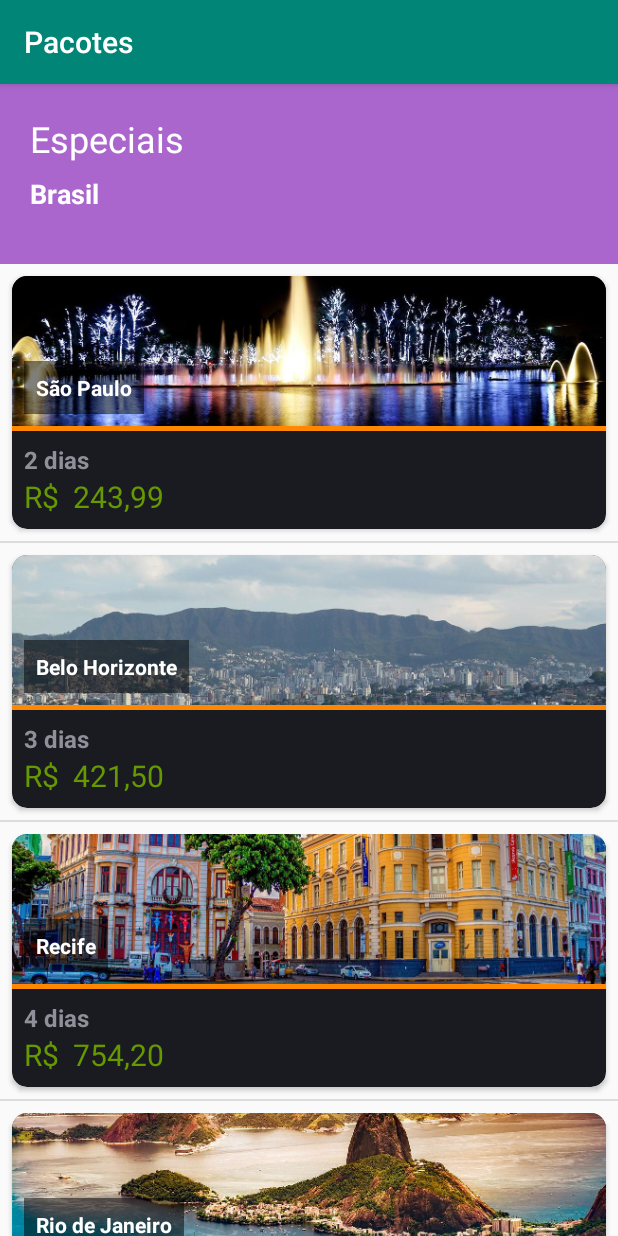
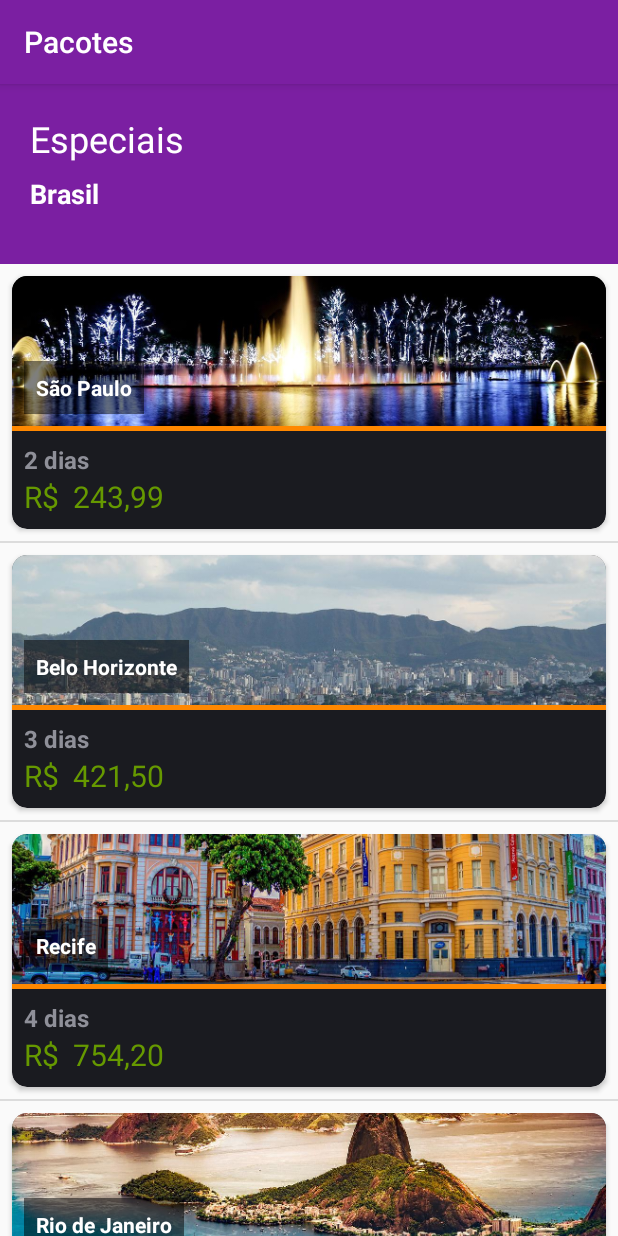
Before and after one commit to Willsome/Viagens, an Android app: the screen it shows after launch (ListaPacotesActivity), on a phone screen of 412 x 824 dp. Run offline under Robolectric (Android 15) with nearby library versions, the phone set to English and light mode, and no system bars.

Commit message:
Aula 7/7

```diff
--- a/app/src/main/java/br/com/alura/viagens/ui/activity/ListaPacotesActivity.kt
+++ b/app/src/main/java/br/com/alura/viagens/ui/activity/ListaPacotesActivity.kt
@@ -22,6 +22,6 @@ class ListaPacotesActivity : AppCompatActivity() {
     private fun configurarLista() {
         val dao = PacoteDAO()
         val pacotes = dao.lista()
-        lv_lista_pacotes.adapter = ListaPacotesAdapter(pacotes, applicationContext)
+        lvListaPacotes.adapter = ListaPacotesAdapter(pacotes, applicationContext)
     }
 }
--- a/app/src/main/java/br/com/alura/viagens/ui/adapter/ListaPacotesAdapter.kt
+++ b/app/src/main/java/br/com/alura/viagens/ui/adapter/ListaPacotesAdapter.kt
@@ -11,8 +11,6 @@ import br.com.alura.viagens.util.DiaUtil
 import br.com.alura.viagens.util.MoedaUtil
 import br.com.alura.viagens.util.ResourceUtil
 import kotlinx.android.synthetic.main.item_pacotes.view.*
-import java.text.DecimalFormat
-import java.util.*
 
 class ListaPacotesAdapter(
     val listaPacotes: List<Pacote>,
@@ -43,7 +41,7 @@ class ListaPacotesAdapter(
     }
 
     private fun setaDias(pacote: Pacote, view: View) {
-        view.tvDia.text = DiaUtil.formataParaTexto(pacote.dias)
+        view.tvDias.text = DiaUtil.formataParaTexto(pacote.dias)
     }
 
     private fun setaImagem(pacote: Pacote, view: View) {
--- a/app/src/main/res/layout/activity_lista_pacotes.xml
+++ b/app/src/main/res/layout/activity_lista_pacotes.xml
@@ -4,45 +4,55 @@
         xmlns:tools="http://schemas.android.com/tools"
         xmlns:app="http://schemas.android.com/apk/res-auto"
         android:layout_width="match_parent"
-        android:layout_height="match_parent"
-        tools:context=".ui.activity.ListaPacotesActivity">
+        android:layout_height="match_parent">
 
     <ImageView
+            android:id="@+id/ivBanner"
             android:layout_width="0dp"
-            android:layout_height="120dp" app:srcCompat="@android:color/holo_purple"
-            android:id="@+id/imageView"
+            android:layout_height="120dp"
+            app:srcCompat="@color/colorPrimary"
             app:layout_constraintStart_toStartOf="parent"
             app:layout_constraintEnd_toEndOf="parent"
             app:layout_constraintTop_toTopOf="parent"
-            app:layout_constraintBottom_toBottomOf="parent" app:layout_constraintVertical_bias="0.0"/>
+            app:layout_constraintBottom_toBottomOf="parent"
+            app:layout_constraintVertical_bias="0.0"
+            android:contentDescription="@string/conteudo_do_banner_inicial"/>
+
     <TextView
-            android:text="Especiais"
+            android:text="@string/especiais"
             android:layout_width="wrap_content"
             android:layout_height="wrap_content"
             android:layout_margin="20dp"
-            android:id="@+id/textView"
-            app:layout_constraintStart_toStartOf="parent"
-            app:layout_constraintTop_toTopOf="parent"
-            app:layout_constraintEnd_toEndOf="parent"
-            app:layout_constraintBottom_toBottomOf="parent"
+            android:textSize="24sp"
+            android:id="@+id/tvEspeciais"
+            android:textColor="@android:color/white"
+            app:layout_constraintStart_toStartOf="@id/ivBanner"
+            app:layout_constraintTop_toTopOf="@id/ivBanner"
+            app:layout_constraintEnd_toEndOf="@id/ivBanner"
+            app:layout_constraintBottom_toBottomOf="@id/ivBanner"
             app:layout_constraintHorizontal_bias="0.0"
-            app:layout_constraintVertical_bias="0.0" android:textSize="24sp" android:textColor="@android:color/white"/>
+            app:layout_constraintVertical_bias="0.0"/>
+
     <TextView
-            android:text="Brasil"
+            android:text="@string/pais"
             android:layout_width="wrap_content"
             android:layout_height="wrap_content"
-            android:id="@+id/textView2" app:layout_constraintStart_toStartOf="@+id/textView"
-            app:layout_constraintTop_toBottomOf="@+id/textView" android:layout_marginTop="8dp" android:textSize="18sp"
-            android:textStyle="bold" android:textColor="@android:color/white"/>
+            android:id="@+id/tvPais"
+            android:layout_marginTop="8dp"
+            android:textSize="18sp"
+            android:textStyle="bold"
+            android:textColor="@android:color/white"
+            app:layout_constraintStart_toStartOf="@+id/tvEspeciais"
+            app:layout_constraintTop_toBottomOf="@+id/tvEspeciais"/>
 
     <ListView
-            android:id="@+id/lv_lista_pacotes"
+            android:id="@+id/lvListaPacotes"
             android:layout_width="0dp"
             android:layout_height="0dp"
             tools:listitem="@layout/item_pacotes"
             app:layout_constraintStart_toStartOf="parent"
             app:layout_constraintEnd_toEndOf="parent"
-            app:layout_constraintTop_toBottomOf="@id/imageView"
-            app:layout_constraintBottom_toBottomOf="parent"
-    />
+            app:layout_constraintTop_toBottomOf="@id/ivBanner"
+            app:layout_constraintBottom_toBottomOf="parent"/>
+
 </android.support.constraint.ConstraintLayout>
--- a/app/src/main/res/layout/item_pacotes.xml
+++ b/app/src/main/res/layout/item_pacotes.xml
@@ -2,81 +2,95 @@
 <android.support.constraint.ConstraintLayout
         xmlns:android="http://schemas.android.com/apk/res/android"
         xmlns:app="http://schemas.android.com/apk/res-auto"
-        android:layout_width="match_parent" android:layout_height="match_parent"
-        xmlns:tools="http://schemas.android.com/tools">
+        xmlns:tools="http://schemas.android.com/tools"
+        android:layout_width="match_parent"
+        android:layout_height="match_parent">
 
     <android.support.v7.widget.CardView
             android:layout_width="0dp"
-            android:layout_height="wrap_content" android:id="@+id/cvItemPacotes"
+            android:layout_height="wrap_content"
+            android:id="@+id/cvItemPacotes"
+            android:layout_margin="8dp"
             app:layout_constraintStart_toStartOf="parent"
             app:layout_constraintEnd_toEndOf="parent"
             app:layout_constraintHorizontal_bias="0.0"
             app:layout_constraintVertical_bias="0.0"
-            app:layout_constraintTop_toTopOf="parent" app:layout_constraintBottom_toBottomOf="parent"
-            android:layout_margin="8dp" app:cardCornerRadius="10dp">
+            app:layout_constraintTop_toTopOf="parent"
+            app:layout_constraintBottom_toBottomOf="parent"
+            app:cardCornerRadius="10dp">
 
         <android.support.constraint.ConstraintLayout
                 android:layout_width="match_parent"
                 android:layout_height="match_parent">
 
             <ImageView
+                    android:id="@+id/ivItemPacotes"
+                    android:scaleType="centerCrop"
+                    tools:src="@sample/pacotes.json/pacotes/imagem"
+                    android:layout_width="0dp"
+                    android:layout_height="100dp"
                     app:layout_constraintVertical_bias="0.0"
                     app:layout_constraintBottom_toBottomOf="parent"
                     app:layout_constraintTop_toTopOf="parent"
                     app:layout_constraintEnd_toEndOf="parent"
                     app:layout_constraintStart_toStartOf="parent"
-                    android:id="@+id/ivItemPacotes"
-                    android:scaleType="centerCrop"
-                    tools:src="@sample/pacotes.json/pacotes/imagem"
-                    android:layout_width="0dp"
-                    android:layout_height="100dp"/>
-            <TextView
-                    android:layout_margin="8dp"
-                    app:layout_constraintHorizontal_bias="0.0"
-                    app:layout_constraintTop_toBottomOf="@id/vDivider"
-                    tools:text="@sample/pacotes.json/pacotes/dias"
-                    android:textStyle="bold"
-                    android:textSize="16sp"
-                    app:layout_constraintEnd_toEndOf="@id/ivItemPacotes"
-                    app:layout_constraintStart_toStartOf="@id/ivItemPacotes"
-                    android:id="@+id/tvDia"
-                    android:layout_width="wrap_content" android:layout_height="wrap_content"/>
+                    android:contentDescription="@string/imagem_do_local"/>
+
             <TextView
                     android:background="@android:drawable/screen_background_dark_transparent"
                     android:padding="8dp"
                     android:layout_margin="8dp"
                     android:textSize="14sp"
+                    android:textStyle="bold"
+                    android:layout_height="wrap_content"
+                    android:textColor="@android:color/white"
+                    android:layout_width="wrap_content"
+                    android:id="@+id/tvLocal"
+                    tools:text="@sample/pacotes.json/pacotes/local"
                     app:layout_constraintHorizontal_bias="0.0"
                     app:layout_constraintVertical_bias="1.0"
                     app:layout_constraintBottom_toBottomOf="@id/ivItemPacotes"
                     app:layout_constraintTop_toTopOf="@id/ivItemPacotes"
                     app:layout_constraintEnd_toEndOf="@id/ivItemPacotes"
-                    app:layout_constraintStart_toStartOf="@id/ivItemPacotes"
-                    android:textStyle="bold"
-                    android:textColor="@android:color/white"
-                    tools:text="@sample/pacotes.json/pacotes/local"
-                    android:layout_width="wrap_content"
-                    android:id="@+id/tvLocal"
-                    android:layout_height="wrap_content"/>
-            <TextView
-                    app:layout_constraintTop_toBottomOf="@id/tvDia"
-                    tools:text="@sample/pacotes.json/pacotes/preco"
-                    android:textSize="20sp"
-                    android:textColor="@android:color/holo_green_dark"
-                    app:layout_constraintStart_toStartOf="@id/tvDia"
-                    android:id="@+id/tvPreco"
-                    android:layout_width="wrap_content" android:layout_height="wrap_content"
-                    android:layout_marginBottom="8dp" app:layout_constraintBottom_toBottomOf="parent"/>
+                    app:layout_constraintStart_toStartOf="@id/ivItemPacotes"/>
+
             <View
+                    android:id="@+id/vDivider"
+                    android:layout_width="0dp"
+                    android:layout_height="3dp"
                     android:background="@android:color/holo_orange_dark"
                     app:layout_constraintEnd_toEndOf="parent"
                     app:layout_constraintHorizontal_bias="0.0"
                     app:layout_constraintStart_toStartOf="parent"
-                    app:layout_constraintTop_toBottomOf="@id/ivItemPacotes"
-                    android:id="@+id/vDivider"
-                    android:layout_width="0dp"
-                    android:layout_height="3dp"/>
+                    app:layout_constraintTop_toBottomOf="@id/ivItemPacotes"/>
+
+            <TextView
+                    android:layout_margin="8dp"
+                    android:textStyle="bold"
+                    android:textSize="16sp"
+                    android:id="@+id/tvDias"
+                    android:layout_width="wrap_content"
+                    android:layout_height="wrap_content"
+                    tools:text="@sample/pacotes.json/pacotes/dias"
+                    app:layout_constraintHorizontal_bias="0.0"
+                    app:layout_constraintTop_toBottomOf="@id/vDivider"
+                    app:layout_constraintEnd_toEndOf="parent"
+                    app:layout_constraintStart_toStartOf="parent"/>
+
+            <TextView
+                    android:textSize="20sp"
+                    android:textColor="@android:color/holo_green_dark"
+                    android:id="@+id/tvPreco"
+                    android:layout_width="wrap_content"
+                    android:layout_marginBottom="8dp"
+                    android:layout_height="wrap_content"
+                    tools:text="@sample/pacotes.json/pacotes/preco"
+                    app:layout_constraintStart_toStartOf="@id/tvDias"
+                    app:layout_constraintTop_toBottomOf="@id/tvDias"
+                    app:layout_constraintBottom_toBottomOf="parent"/>
+
         </android.support.constraint.ConstraintLayout>
+
     </android.support.v7.widget.CardView>
 
 </android.support.constraint.ConstraintLayout>
--- a/app/src/main/res/values/colors.xml
+++ b/app/src/main/res/values/colors.xml
@@ -1,6 +1,6 @@
 <?xml version="1.0" encoding="utf-8"?>
 <resources>
-    <color name="colorPrimary">#008577</color>
-    <color name="colorPrimaryDark">#00574B</color>
-    <color name="colorAccent">#D81B60</color>
+    <color name="colorPrimary">#7b1fa2</color>
+    <color name="colorPrimaryDark">#4a0072</color>
+    <color name="colorAccent">#ae52d4</color>
 </resources>
--- a/app/src/main/res/values/strings.xml
+++ b/app/src/main/res/values/strings.xml
@@ -1,3 +1,7 @@
 <resources>
     <string name="app_name">Viagens</string>
+    <string name="pais">Brasil</string>
+    <string name="especiais">Especiais</string>
+    <string name="conteudo_do_banner_inicial">Banner inicial dos pacotes</string>
+    <string name="imagem_do_local">Imagem do local</string>
 </resources>
```
